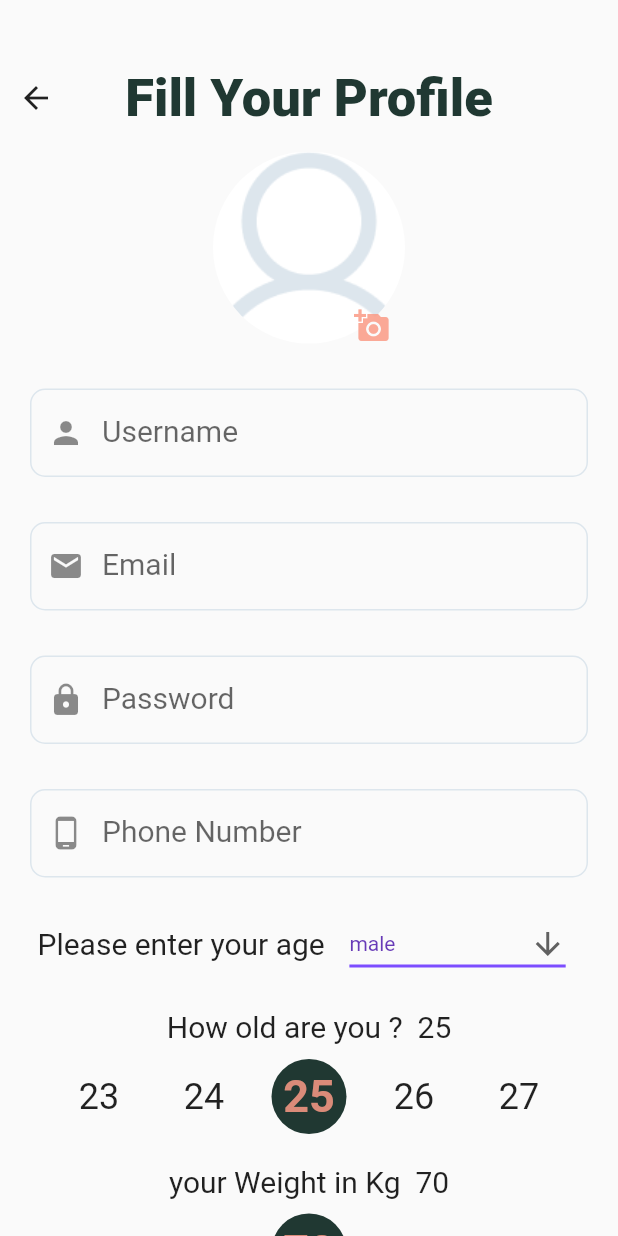
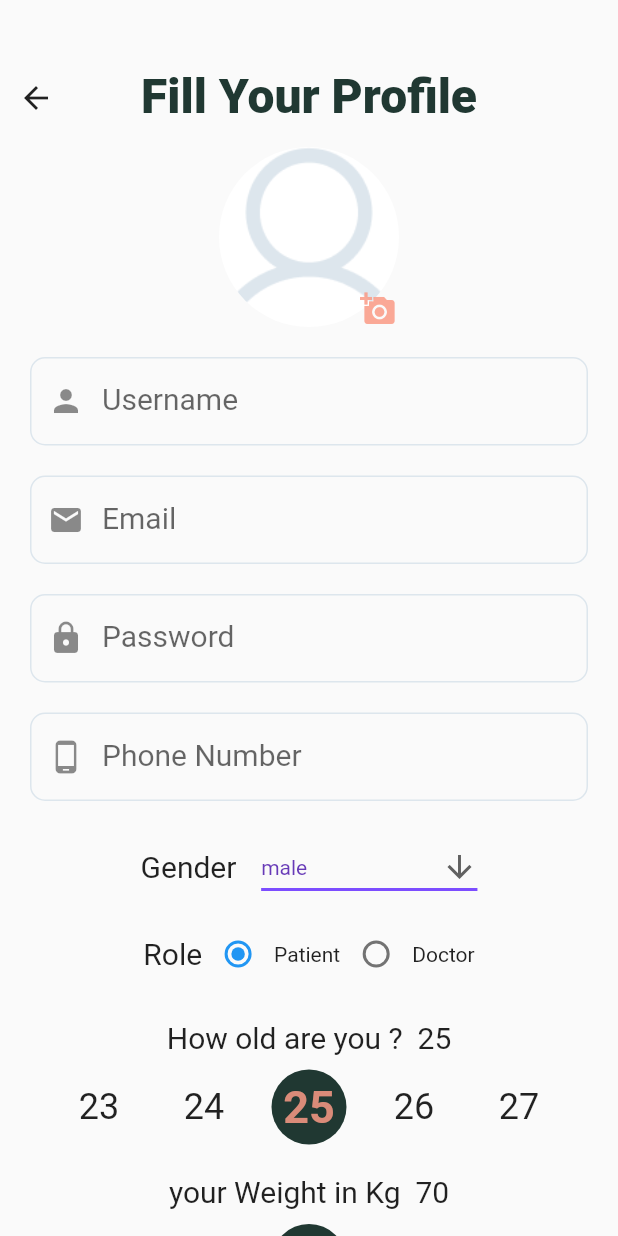
Before and after one commit to Mohamednabih1/graduation-project, a Flutter app: the GetStartedContent screen opened directly, after a tap on "Get Started", on a phone screen of 412 x 824 dp. Run offline on Flutter 3.47's test engine with Material 2 defaults, Android fonts, the phone set to English and light mode, and no system bars; drawn by our look-alikes of numberpicker; our stand-ins replace animated_text_kit, carousel_slider, cloud_firestore, connectivity_plus, dio, dropdown_button2 and 9 more; missing offline and left inert: model_viewer_plus; accounts and stored records are empty; generated files the repository leaves out were written again; Roboto replaces fonts that are missing (Katibeh).

Commit message:
uploading role model in sign-up (not  100 compelete

```diff
--- a/lib/domain/managers/fireBase/fireBase.dart
+++ b/lib/domain/managers/fireBase/fireBase.dart
@@ -30,6 +30,7 @@ abstract class FireBaseManger {
     required String weight,
     required String height,
     required String gender,
+    required String role,
   });
 
   Future<List<UserData>> getAllUserData();
@@ -89,6 +90,7 @@ class FireBaseMangerImpl implements FireBaseManger {
     required String weight,
     required String height,
     required String gender,
+    required String role,
   }) async {
     final FirebaseFirestore firebaseStorage = FirebaseFirestore.instance;
     var x = await firebaseStorage.collection("users").add({
@@ -100,6 +102,7 @@ class FireBaseMangerImpl implements FireBaseManger {
       "weight": weight,
       "height": height,
       "gender": gender,
+      "role": role,
     });
     securePrint("[OOBE] $x");
   }
--- a/lib/presentation/navigation/app_router.dart
+++ b/lib/presentation/navigation/app_router.dart
@@ -21,7 +21,7 @@ class AppRouter {
   late final router = GoRouter(
     navigatorKey: navigatorKey,
     debugLogDiagnostics: true,
-    initialLocation: RoutesPath.home,
+    initialLocation: RoutesPath.signUp,
     routes: [
       GoRoute(
         name: RoutesName.splash,
--- a/lib/presentation/ui/sign_up/view/sign_up.dart
+++ b/lib/presentation/ui/sign_up/view/sign_up.dart
@@ -38,11 +38,13 @@ class _SignUpContentState extends State<SignUpContent> {
   final TextEditingController _weightController = TextEditingController();
   final TextEditingController _ageController = TextEditingController();
   final TextEditingController _genderController = TextEditingController();
+  final TextEditingController _roleController = TextEditingController();
 
   int _currentValueAge = 25;
   int _weight = 70;
   int _height = 175;
   String _gender = "male";
+  String _role = "patient";
 
   void _bind(BuildContext context) {
     _signUpViewModel = Provider.of<SignUpViewModel>(context, listen: false);
@@ -70,6 +72,8 @@ class _SignUpContentState extends State<SignUpContent> {
 
     _genderController
         .addListener(() => _signUpViewModel.setGender(_genderController.text));
+    _roleController
+        .addListener(() => _signUpViewModel.setGender(_roleController.text));
   }
 
   @override
@@ -102,10 +106,10 @@ class _SignUpContentState extends State<SignUpContent> {
                   const Text(
                     'Fill Your Profile',
                     style: TextStyle(
-                      fontSize: 35,
+                      fontSize: 32,
                       color: textColor,
                       fontFamily: 'Katibeh',
-                      fontWeight: FontWeight.w900,
+                      fontWeight: FontWeight.w800,
                     ),
                   ),
                   const SizedBox(
@@ -117,7 +121,7 @@ class _SignUpContentState extends State<SignUpContent> {
                       Stack(
                         children: [
                           const CircleAvatar(
-                            radius: 64,
+                            radius: 60,
                             backgroundColor: Colors.white,
                             backgroundImage:
                                 AssetImage('assets/images/profile.png'),
@@ -126,7 +130,9 @@ class _SignUpContentState extends State<SignUpContent> {
                             // ignore: sort_child_properties_last
                             child: IconButton(
                               color: buttonColor,
-                              onPressed: () {},
+                              onPressed: () {
+
+                              },
                               icon: const Icon(Icons.add_a_photo),
                             ),
                             bottom: -12,
@@ -137,7 +143,7 @@ class _SignUpContentState extends State<SignUpContent> {
                     ],
                   ),
                   const SizedBox(
-                    height: 30,
+                    height: 20,
                   ),
                   Container(
                     width: MediaQuery.of(context).size.width,
@@ -149,7 +155,7 @@ class _SignUpContentState extends State<SignUpContent> {
                     ),
                   ),
                   const SizedBox(
-                    height: 30,
+                    height: 20,
                   ),
                   Container(
                     width: MediaQuery.of(context).size.width,
@@ -162,7 +168,7 @@ class _SignUpContentState extends State<SignUpContent> {
                     ),
                   ),
                   const SizedBox(
-                    height: 30,
+                    height: 20,
                   ),
                   Container(
                     width: MediaQuery.of(context).size.width,
@@ -175,7 +181,7 @@ class _SignUpContentState extends State<SignUpContent> {
                     ),
                   ),
                   const SizedBox(
-                    height: 30,
+                    height: 20,
                   ),
                   Container(
                     width: MediaQuery.of(context).size.width,
@@ -195,24 +201,29 @@ class _SignUpContentState extends State<SignUpContent> {
                     child: Row(
                       // mainAxisAlignment: MainAxisAlignment.spaceBetween,
                       mainAxisSize: MainAxisSize.max,
+                      mainAxisAlignment: MainAxisAlignment.center,
                       // crossAxisAlignment: ,
                       children: [
                         const Text(
-                          "Please enter your age",
+                          "Gender",
                           style: TextStyle(fontSize: 20),
                         ),
-                        Container(
+                        Center(
+                          child: Container(
                             margin: EdgeInsets.only(left: screenWidth * 0.04),
                             width: screenWidth * 0.35,
+                            child: Center(
                               child: DropdownButton<String>(
                                 isExpanded: true,
                                 value: _gender,
                                 icon: const Icon(Icons.arrow_downward),
                                 elevation: 16,
-                            style: const TextStyle(color: Colors.deepPurple),
-                            underline: Container(
+                                style: const TextStyle(color: Colors.deepPurple,),
+                                underline: Center(
+                                  child: Container(
                                     height: 2,
                                     color: Colors.deepPurpleAccent,
+                                  ),
                                 ),
                                 onChanged: (String? value) {
                                   // This is called when the user selects an item.
@@ -231,7 +242,56 @@ class _SignUpContentState extends State<SignUpContent> {
                                   );
                                 }).toList(),
                               ),
+                            ),
+                          ),
                         )
+                      ],
+                    ),
+                  ),
+                  const SizedBox(
+                    height: 10,
+                  ),
+                  Container(
+                    margin: const EdgeInsets.symmetric(horizontal: 25),
+                    child: Row(
+                      mainAxisSize: MainAxisSize.max,
+                      mainAxisAlignment: MainAxisAlignment.center,
+                      children:  [
+                        const Text("Role", style: TextStyle(fontSize: 20),
+                        ),
+                        Container(
+                          child: Row(
+                            children: [
+                              Radio(
+                                value: "patient",
+                                groupValue: _role,
+                                onChanged: (value) {
+                                  setState(() {
+                                    if (value != null) {
+                                      _role = value;
+                                      _roleController.text = value;
+                                    }
+                                  });
+                                },
+                              ),
+                              const Text('Patient'),
+                              Radio(
+                                value: "Doctor",
+                                groupValue: _role,
+                                onChanged: (value) {
+                                  setState(() {
+                                    if (value != null) {
+                                      _role = value;
+                                      _roleController.text = value;
+                                    }
+                                  });
+                                },
+                              ),
+                              const Text('Doctor'),
+
+                            ],
+                          ),
+                        ),
                       ],
                     ),
                   ),
--- a/lib/presentation/ui/sign_up/view_model/sign_up_model.dart
+++ b/lib/presentation/ui/sign_up/view_model/sign_up_model.dart
@@ -13,6 +13,7 @@ class SignUpViewModel extends ChangeNotifier {
   String phoneNum = '';
   String weight = '';
   String height = '';
+  String role = '';
   String age = '';
   String gender = '';
 
@@ -48,6 +49,9 @@ class SignUpViewModel extends ChangeNotifier {
     gender = value;
     securePrint(gender);
   }
+  void setRole(String value) {
+    role = value;
+  }
 
   Future<void> signUp(BuildContext context) async {
     if (dataValidInput()) {
@@ -76,8 +80,9 @@ class SignUpViewModel extends ChangeNotifier {
     securePrint("[signUp] password : $password ");
     securePrint("[signUp] email : $email ");
     securePrint("[signUp] phoneNum : $phoneNum ");
+    securePrint("[signUp] role : $role ");
     securePrint("[signUp] age : $age ");
-    securePrint("[signUp] weight : $weight ");
+    securePrint("[signUp] weight : $weight  ");
     securePrint("[signUp] height : $height ");
 
     fireBaseManger.addUserData(
@@ -89,6 +94,7 @@ class SignUpViewModel extends ChangeNotifier {
       weight: weight,
       height: height,
       gender: gender,
+      role: role,
     );
   }
 
@@ -100,6 +106,7 @@ class SignUpViewModel extends ChangeNotifier {
         username.isNotEmpty &&
         password.isNotEmpty &&
         gender.isNotEmpty &&
+        role.isNotEmpty &&
         height.isNotEmpty;
   }
 
```
Lines whose indentation alone changed are shown as unchanged.
